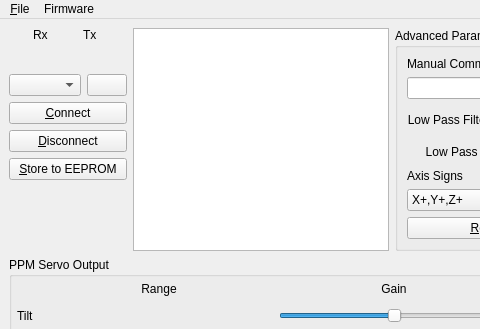
Above: gui/src/mainwindow.ui from dlktdr/HeadTracker before the change; both pictures show x 0 to 480 and y 0 to 329 of the 626 by 669 pixel window. Below: the same form after it.
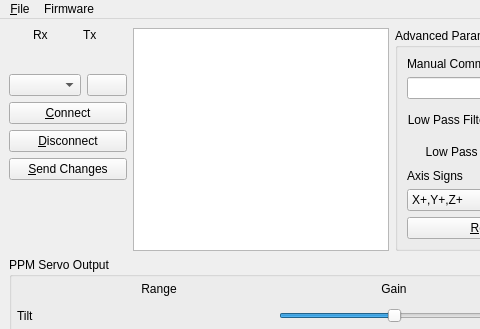
That is the form after the change. Icons and pictures are not drawn. Custom widgets are drawn as their Qt base class.

Commit message:
Changed to not auto-update, user must click send again
Was having issues dragging bars while updates on. Just easier than finding the root cause...

Diff of the .ui file:
```diff
--- a/gui/src/mainwindow.ui
+++ b/gui/src/mainwindow.ui
@@ -82,7 +82,7 @@
            </sizepolicy>
           </property>
           <property name="text">
-           <string>&amp;Store to EEPROM</string>
+           <string>&amp;Send Changes</string>
           </property>
          </widget>
         </item>
```
The commit also changes 2 other files.
